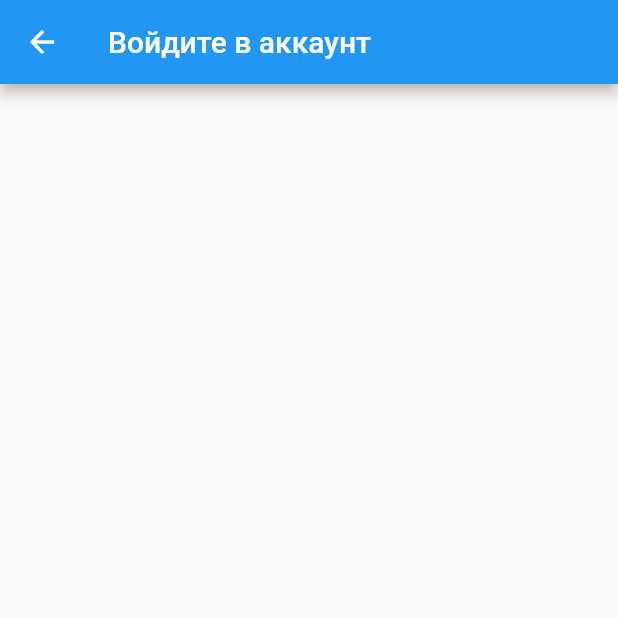
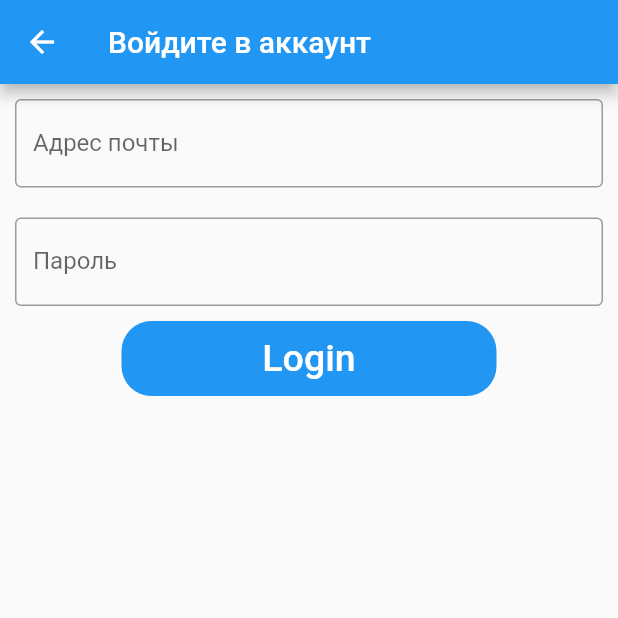
Before and after one commit to ledrose/AStorage-mobile-, a Flutter app: the AuthPage screen opened directly, on a phone screen of 412 x 824 dp, the top half of it. Run offline on Flutter 3.47's test engine with Material 2 defaults, Android fonts, the phone set to English and light mode, and no system bars; our stand-ins replace dio, image_picker; network calls fail.

Commit message:
Реализовано получение токена.

```diff
--- a/lib/global_things/settings.dart
+++ b/lib/global_things/settings.dart
@@ -1,5 +1,6 @@
+import 'package:flutter/cupertino.dart';
 import 'package:flutter/foundation.dart';
-
+GlobalKey appKey = GlobalKey();
 enum themeNumber {
   light,
   dark,
--- a/lib/http/sender.dart
+++ b/lib/http/sender.dart
@@ -37,6 +37,7 @@ Future<void> sendAnswer(int id, String answer) async {
     },
   );
   if (response.statusCode != 200) {
+    // showTextSnackBar(response.data.toString());
     print(response.data.toString());
   }
 }
--- a/lib/pages/settings_subpages/auth_page.dart
+++ b/lib/pages/settings_subpages/auth_page.dart
@@ -1,4 +1,5 @@
 import 'package:flutter/material.dart';
+import 'package:flutter_application_1/http/authtorization.dart';
 
 class AuthPage extends StatefulWidget {
   const AuthPage({Key? key}) : super(key: key);
@@ -8,13 +9,104 @@ class AuthPage extends StatefulWidget {
 }
 
 class _AuthPageState extends State<AuthPage> {
+  final _formKey = GlobalKey<FormState>();
+  final TextEditingController _emailController = TextEditingController();
+  final TextEditingController _passwordController = TextEditingController();
   @override
   Widget build(BuildContext context) {
-     return Scaffold(
+    return Scaffold(
       appBar: AppBar(
         title: const Text("Войдите в аккаунт"),
       ),
-      body: const ListTile()
+      body: loginWidget(),
+    );
+  }
+
+  Widget loginWidget() {
+    return Form(
+      key: _formKey,
+      child: Column(
+        children: [
+          Padding(
+            padding: const EdgeInsets.all(10),
+            child: TextFormField(
+              validator: (value) {
+                if (value != null) {
+                  if (value.isEmpty) {
+                    return "Вы не ввели почту";
+                  } else if (value.contains('@') && value.contains('.')) {
+                    return null;
+                  } else {
+                    return "Вы ввели не почту";
+                  }
+                }
+                return "Ошибка. Этого не должно было произойти";
+              },
+              controller: _emailController,
+              decoration: const InputDecoration(
+                border: OutlineInputBorder(),
+                labelText: 'Адрес почты',
+                hintText: 'example@mail.ru',
+              ),
+            ),
+          ),
+          Padding(
+            padding: const EdgeInsets.all(10),
+            child: TextFormField(
+              controller: _passwordController,
+              obscureText: true,
+              validator: (value) {
+                if (value != null) {
+                  if (value.isEmpty) {
+                    return "Вы не ввели пароль";
+                  } else {
+                    return null;
+                  }
+                }
+                return "Ошибка. Этого не должно было произойти";
+              },
+              decoration: const InputDecoration(
+                border: OutlineInputBorder(),
+                labelText: 'Пароль',
+                hintText: 'Введите пароль',
+              ),
+            ),
+          ),
+          Container(
+            height: 50,
+            width: 250,
+            decoration: BoxDecoration(
+              borderRadius: BorderRadius.circular(20),
+              color: Colors.blue,
+            ),
+            child: TextButton(
+              onPressed: () async {
+                if (_formKey.currentState!.validate()) {
+                  _formKey.currentState!.save();
+                  String? token = await getToken(
+                    _emailController.value.text,
+                    _passwordController.value.text,
+                  );
+                  if (token == null) {
+                    ScaffoldMessenger.of(context)
+                        .showSnackBar(const SnackBar(content: Text("Error")));
+                  } else {
+                    ScaffoldMessenger.of(context)
+                        .showSnackBar(SnackBar(content: Text(token)));
+                  }
+                }
+              },
+              child: const Text(
+                'Login',
+                style: TextStyle(
+                  color: Colors.white,
+                  fontSize: 25,
+                ),
+              ),
+            ),
+          ),
+        ],
+      ),
     );
   }
 }
```
Also changed, not shown: lib/global_things/base.dart (+10 -0 lines), lib/http/authtorization.dart (+3 -19 lines), images/1.png (deleted).
